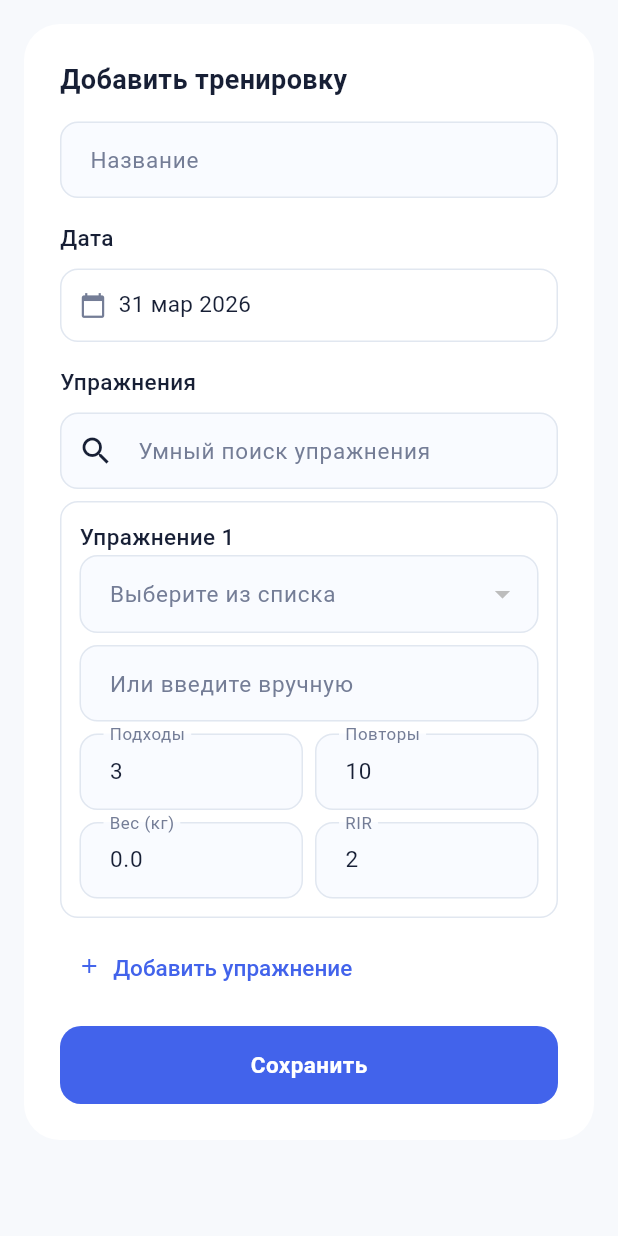
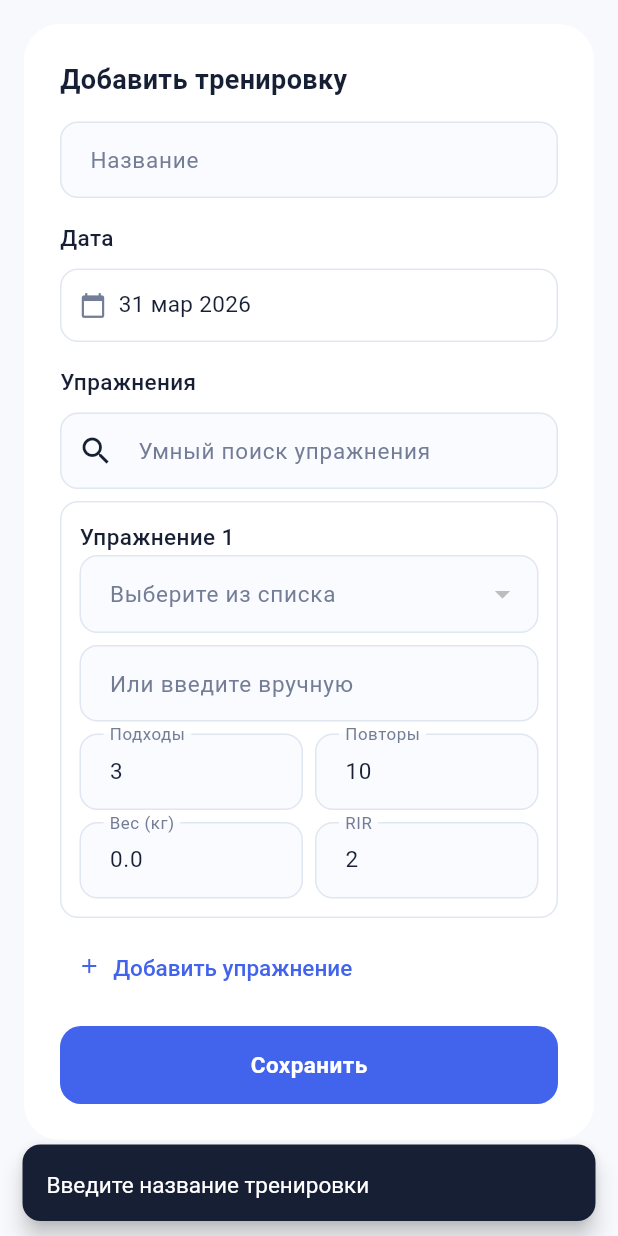
Before and after one commit to koshkina4aitests-maker/trainer_multiagent, a Flutter app: the _AddWorkoutSheet widget shown alone on an empty page, opened directly with empty values, after a tap on "Сохранить", on a phone screen of 412 x 824 dp. Run offline on Flutter 3.47's test engine with Material 3 defaults, Android fonts, the phone set to English and light mode, and no system bars; our stand-ins replace fl_chart, flutter_bloc, get_it, go_router, shared_preferences; accounts and stored records are empty.

Commit message:
Fix UX blockers in recommendation and plan flows; add web parity requirement
Co-authored-by: koshkina4aitests-maker <koshkina4aitests-maker@users.noreply.github.com>

```diff
--- a/flutter_app/lib/features/plan/presentation/pages/plan_page.dart
+++ b/flutter_app/lib/features/plan/presentation/pages/plan_page.dart
@@ -369,12 +369,22 @@ class _AddWorkoutSheetState extends State<_AddWorkoutSheet> {
             AppButton(
               label: 'Сохранить',
               onPressed: () {
-                if (_nameCtrl.text.isEmpty) return;
+                if (_nameCtrl.text.trim().isEmpty) {
+                  ScaffoldMessenger.of(context).showSnackBar(
+                    const SnackBar(content: Text('Введите название тренировки')),
+                  );
+                  return;
+                }
                 final validItems = _items.where((i) => i.exerciseName.trim().isNotEmpty).toList();
-                if (validItems.isEmpty) return;
+                if (validItems.isEmpty) {
+                  ScaffoldMessenger.of(context).showSnackBar(
+                    const SnackBar(content: Text('Добавьте хотя бы одно упражнение')),
+                  );
+                  return;
+                }
                 context.read<PlanBloc>().add(PlanWorkoutAdded(PlannedWorkout(
                   id: '',
-                  name: _nameCtrl.text,
+                  name: _nameCtrl.text.trim(),
                   scheduledDate: _selectedDate,
                   style: RecommendationStyle.fullbody,
                   exerciseDetails: validItems.map((i) => i.toPlanItem()).toList(),
--- a/flutter_app/lib/features/plan/presentation/pages/workout_details_page.dart
+++ b/flutter_app/lib/features/plan/presentation/pages/workout_details_page.dart
@@ -422,7 +422,6 @@ class _EditWorkoutSheetState extends State<_EditWorkoutSheet> {
                       ),
                     );
                 Navigator.of(context).pop();
-                Navigator.of(context).pop();
               },
             ),
           ],
```
Also changed, not shown: flutter_app/lib/features/home/presentation/pages/home_page.dart (+19 -2 lines), 2 other files.
